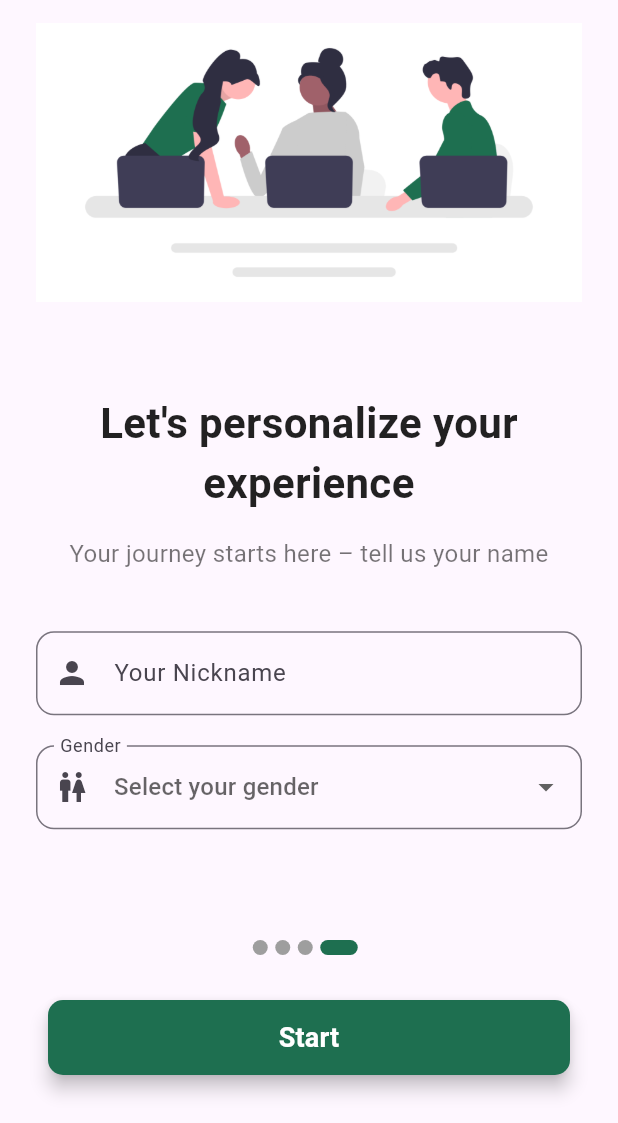
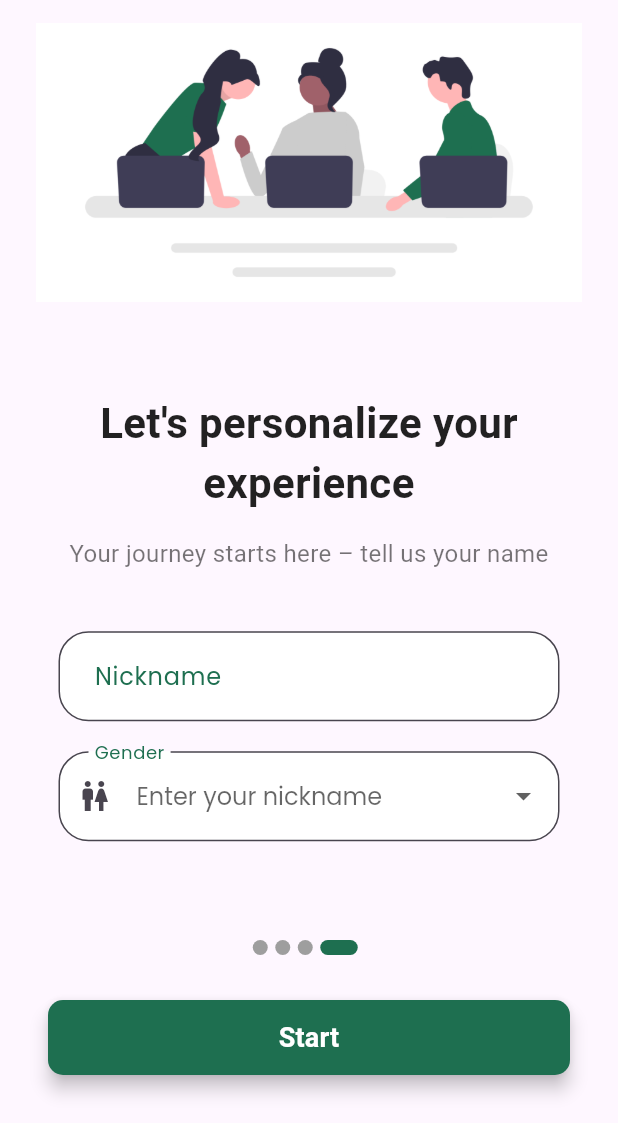
Before and after one commit to bioengineer03/NO_STRESS, a Flutter app: the OnboardingScreen screen opened directly, swiped to page 4, on a phone screen of 412 x 824 dp, the part 113-1236 px from its top. Run offline on Flutter 3.47's test engine with Material 3 defaults, Android fonts, the phone set to English and light mode, and no system bars; our stand-ins replace fl_chart, google_fonts, jwt_decoder, shared_preferences, syncfusion_flutter_charts; missing offline and left inert: circular_progress_stack, flutter_emoji, statistics; accounts and stored records are empty.

Commit message:
Onboarding aggioranta

```diff
--- a/lib/utils/last_onboarding_content.dart
+++ b/lib/utils/last_onboarding_content.dart
@@ -1,5 +1,7 @@
 import 'package:flutter/material.dart';
 import 'package:no_stress/models/onboarding_content.dart';
+import 'package:google_fonts/google_fonts.dart';
+import 'package:flutter/services.dart';
 
 class LastOnboardingPageContent extends StatelessWidget {
   final OnboardingContent content;
@@ -17,7 +19,8 @@ class LastOnboardingPageContent extends StatelessWidget {
 
   @override
   Widget build(BuildContext context) {
-    return SingleChildScrollView( // Permette lo scroll se la tastiera copre i campi
+    return SingleChildScrollView(
+      // Permette lo scroll se la tastiera copre i campi
       padding: const EdgeInsets.symmetric(horizontal: 24.0, vertical: 60.0),
       child: Column(
         mainAxisAlignment: MainAxisAlignment.center,
@@ -25,7 +28,9 @@ class LastOnboardingPageContent extends StatelessWidget {
         children: [
           Image.asset(
             content.imagePath,
-            height: MediaQuery.of(context).size.height * 0.3, // Immagine più piccola per fare spazio agli input
+            height:
+                MediaQuery.of(context).size.height *
+                0.3, // Immagine più piccola per fare spazio agli input
             fit: BoxFit.contain,
           ),
           const SizedBox(height: 30),
@@ -42,45 +47,85 @@ class LastOnboardingPageContent extends StatelessWidget {
           Text(
             content.description,
             textAlign: TextAlign.center,
-            style: const TextStyle(
-              fontSize: 16,
-              color: Colors.black54,
-            ),
+            style: const TextStyle(fontSize: 16, color: Colors.black54),
           ),
           const SizedBox(height: 40),
           // Campo di input per il nome
-          TextField(
+          Padding(
+            padding: EdgeInsets.symmetric(horizontal: 15),
+            child: TextField(
               controller: nameController,
+              style: GoogleFonts.poppins(
+                color: const Color.fromARGB(255, 16, 18, 17),
+                fontSize: 16,
+              ),
               decoration: InputDecoration(
-              labelText: 'Your Nickname',
-              hintText: 'Es: Bob ',
                 border: OutlineInputBorder(
-                borderRadius: BorderRadius.circular(12),
-              ),
-              prefixIcon: const Icon(Icons.person),
-            ),
-            keyboardType: TextInputType.name,
-            textCapitalization: TextCapitalization.words,
-          ),
-          const SizedBox(height: 20),
-          // Dropdown per il sesso
-          DropdownButtonFormField<String>(
-            value: selectedGender,
-            decoration: InputDecoration(
-              labelText: 'Gender',
-              border: OutlineInputBorder(
-                borderRadius: BorderRadius.circular(12),
+                  borderRadius: BorderRadius.circular(20.0),
                   borderSide: BorderSide(color: Color(0xFF1E6F50), width: 1.7),
                 ),
                 focusedBorder: OutlineInputBorder(
                   borderRadius: BorderRadius.circular(20.0),
                   borderSide: BorderSide(color: Color(0xFF1E6F50), width: 2.0),
                 ),
+                labelText: 'Nickname',
+                labelStyle: GoogleFonts.poppins(color: const Color(0xFF1E6F50)),
+                floatingLabelStyle: GoogleFonts.poppins(
+                  color: Color(0xFF1E6F50),
+                ),
+                hintText: 'Enter your nickname',
+                hintStyle: GoogleFonts.poppins(color: Color(0xFF1E6F50)),
+                filled: true,
+                fillColor: Colors.white,
+                contentPadding: EdgeInsets.symmetric(
+                  vertical: 18,
+                  horizontal: 20,
+                ),
+              ),
+            ),
+          ),
+
+          const SizedBox(height: 20),
+          // Dropdown per il sesso
+          Padding(
+            padding: EdgeInsets.symmetric(horizontal: 15),
+            child: DropdownButtonFormField<String>(
+              value: selectedGender,
+              style: GoogleFonts.poppins(
+                color: const Color.fromARGB(255, 16, 18, 17),
+                fontSize: 16,
+              ),
+              decoration: InputDecoration(
+                border: OutlineInputBorder(
+                  borderRadius: BorderRadius.circular(20.0),
+                  borderSide: BorderSide(color: Color(0xFF1E6F50), width: 1.7),
+                ),
+                focusedBorder: OutlineInputBorder(
+                  borderRadius: BorderRadius.circular(20.0),
+                  borderSide: BorderSide(color: Color(0xFF1E6F50), width: 2.0),
+                ),
+                labelText: 'Gender',
+                labelStyle: GoogleFonts.poppins(color: const Color(0xFF1E6F50)),
+                floatingLabelStyle: GoogleFonts.poppins(
+                  color: Color(0xFF1E6F50),
+                ),
+                hintText: 'Enter your nickname',
+                hintStyle: GoogleFonts.poppins(color: Color(0xFF1E6F50)),
+                filled: true,
+                fillColor: Colors.white,
+                contentPadding: EdgeInsets.symmetric(
+                  vertical: 18,
+                  horizontal: 20,
+                ),
                 prefixIcon: const Icon(Icons.wc),
               ),
-            hint: const Text('Select your gender'),
-            items: const <String>['Male', 'Female', 'Prefer not to say']
-                .map<DropdownMenuItem<String>>((String value) {
+
+              items:
+                  const <String>[
+                    'Male',
+                    'Female',
+                    'Prefer not to say',
+                  ].map<DropdownMenuItem<String>>((String value) {
                     return DropdownMenuItem<String>(
                       value: value,
                       child: Text(value),
@@ -88,6 +133,7 @@ class LastOnboardingPageContent extends StatelessWidget {
                   }).toList(),
               onChanged: onGenderChanged,
             ),
+          ),
         ],
       ),
     );
```
Lines whose indentation alone changed are shown as unchanged.
